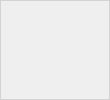
Qt form UI/luna-day-widget.ui (textbrowser/luna) before a commit.
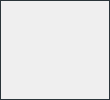
The same form after that commit.

Patch:
```diff
--- a/UI/luna-day-widget.ui
+++ b/UI/luna-day-widget.ui
@@ -32,7 +32,7 @@
    <item>
     <widget class="QLabel" name="label">
      <property name="styleSheet">
-      <string notr="true">QLabel {background: transparent; border: 1px solid lightgray;}</string>
+      <string notr="true">QLabel {background: transparent; border: 1px solid #2a3439;}</string>
      </property>
     </widget>
    </item>
```
